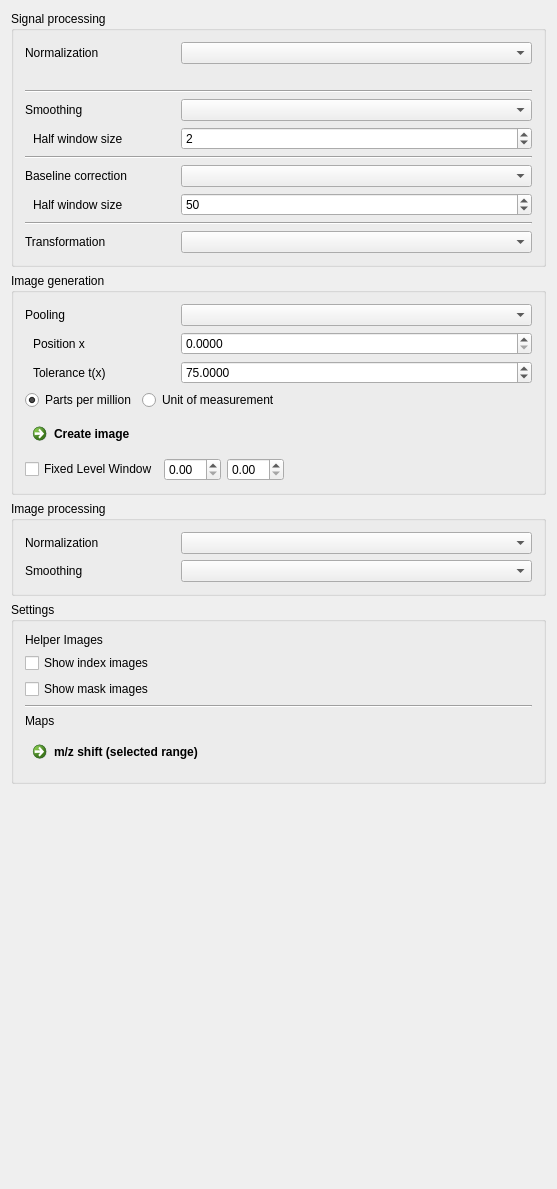
The window that Plugins/org.mitk.gui.qt.m2.data/src/internal/m2DataView.ui (m2aia/m2aia) describes before a commit, drawn with Qt 5.
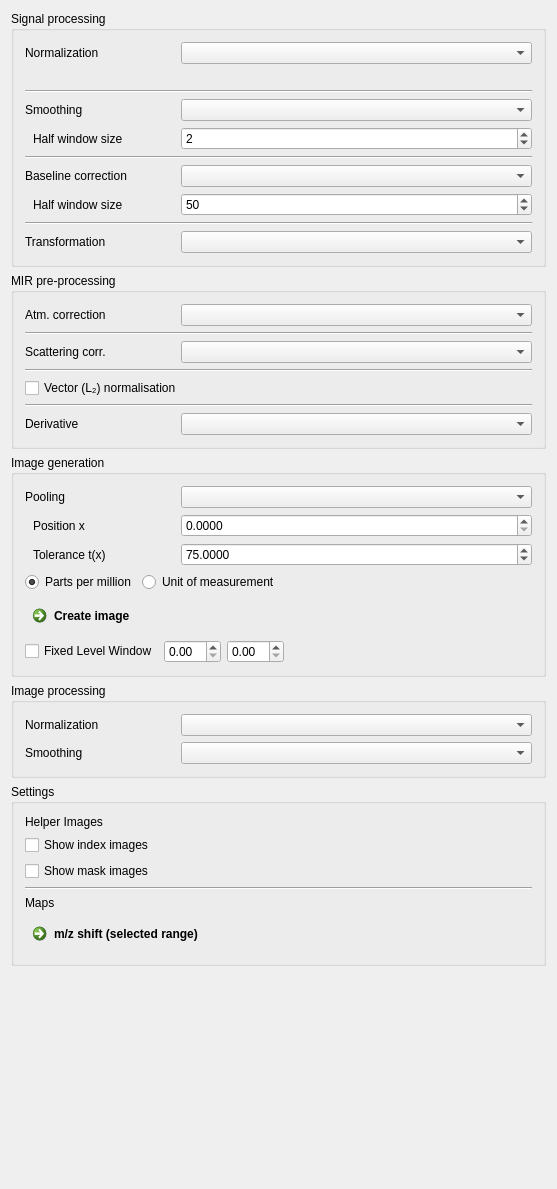
The same window after the commit.

Commit message: Add Mid-InfraRed (MIR) processing capabilities to SpectrumContainerImage

Diff of the .ui file:
```diff
--- a/Plugins/org.mitk.gui.qt.m2.data/src/internal/m2DataView.ui
+++ b/Plugins/org.mitk.gui.qt.m2.data/src/internal/m2DataView.ui
@@ -360,6 +360,93 @@
      </layout>
     </widget>
    </item>
+   <item>
+    <widget class="QGroupBox" name="groupBoxMIR">
+     <property name="toolTip">
+      <string>Mid-InfraRed specific pre-processing steps applied per-spectrum during image access initialization (MIR modality only).</string>
+     </property>
+     <property name="title">
+      <string>MIR pre-processing</string>
+     </property>
+     <layout class="QVBoxLayout" name="verticalLayout_MIR">
+      <item>
+       <layout class="QHBoxLayout" name="hLayoutMIRAtm">
+        <item>
+         <widget class="QLabel" name="labelMIRAtm">
+          <property name="minimumSize"><size><width>150</width><height>0</height></size></property>
+          <property name="maximumSize"><size><width>150</width><height>16777215</height></size></property>
+          <property name="text"><string>Atm. correction</string></property>
+          <property name="toolTip"><string>Suppress CO&#8322; and H&#8322;O-vapour bands by linear interpolation across the affected wavenumber ranges.</string></property>
+          <property name="indent"><number>0</number></property>
+         </widget>
+        </item>
+        <item>
+         <widget class="QComboBox" name="CBMIRAtmosphericCorrection">
+          <property name="toolTip"><string>None: off.  Linear interpolation: bridge CO&#8322; (~2280-2400 cm&#8254;&#185;) and H&#8322;O vapour (~1500-1900, 3540-3900 cm&#8254;&#185;) bands with a straight-line ramp.</string></property>
+         </widget>
+        </item>
+       </layout>
+      </item>
+      <item>
+       <widget class="Line" name="lineMIR1">
+        <property name="orientation"><enum>Qt::Orientation::Horizontal</enum></property>
+       </widget>
+      </item>
+      <item>
+       <layout class="QHBoxLayout" name="hLayoutMIRScat">
+        <item>
+         <widget class="QLabel" name="labelMIRScat">
+          <property name="minimumSize"><size><width>150</width><height>0</height></size></property>
+          <property name="maximumSize"><size><width>150</width><height>16777215</height></size></property>
+          <property name="text"><string>Scattering corr.</string></property>
+          <property name="toolTip"><string>Subtract a polynomial baseline to remove Mie-scattering offsets from tissue sections.</string></property>
+          <property name="indent"><number>0</number></property>
+         </widget>
+        </item>
+        <item>
+         <widget class="QComboBox" name="CBMIRScatteringCorrection">
+          <property name="toolTip"><string>None: off.  Polynomial (degree 2): fit and subtract a least-squares quadratic baseline (EMSC-lite).</string></property>
+         </widget>
+        </item>
+       </layout>
+      </item>
+      <item>
+       <widget class="Line" name="lineMIR2">
+        <property name="orientation"><enum>Qt::Orientation::Horizontal</enum></property>
+       </widget>
+      </item>
+      <item>
+       <widget class="QCheckBox" name="ckMIRVectorNormalization">
+        <property name="text"><string>Vector (L&#8322;) normalisation</string></property>
+        <property name="toolTip"><string>Divide each spectrum by its Euclidean norm to remove intensity variation caused by sample thickness or detector sensitivity differences.</string></property>
+       </widget>
+      </item>
+      <item>
+       <widget class="Line" name="lineMIR3">
+        <property name="orientation"><enum>Qt::Orientation::Horizontal</enum></property>
+       </widget>
+      </item>
+      <item>
+       <layout class="QHBoxLayout" name="hLayoutMIRDeriv">
+        <item>
+         <widget class="QLabel" name="labelMIRDeriv">
+          <property name="minimumSize"><size><width>150</width><height>0</height></size></property>
+          <property name="maximumSize"><size><width>150</width><height>16777215</height></size></property>
+          <property name="text"><string>Derivative</string></property>
+          <property name="toolTip"><string>Apply a spectral derivative to each spectrum before image generation (Step 5).</string></property>
+          <property name="indent"><number>0</number></property>
+         </widget>
+        </item>
+        <item>
+         <widget class="QComboBox" name="CBMIRDerivative">
+          <property name="toolTip"><string>None: off.  First: centred 1st-order finite difference.  Second: centred 2nd-order finite difference.</string></property>
+         </widget>
+        </item>
+       </layout>
+      </item>
+     </layout>
+    </widget>
+   </item>
    <item>
     <widget class="QGroupBox" name="groupBox">
      <property name="toolTip">
```
The commit also changes 7 other files.
